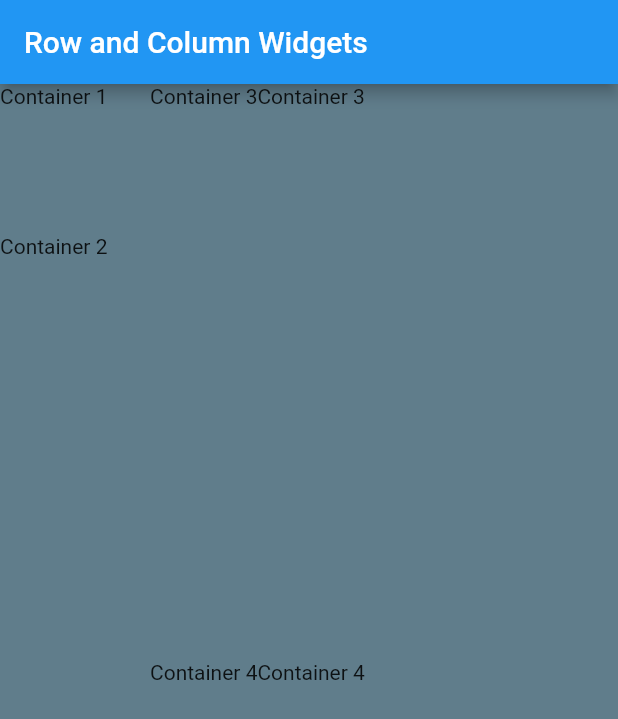
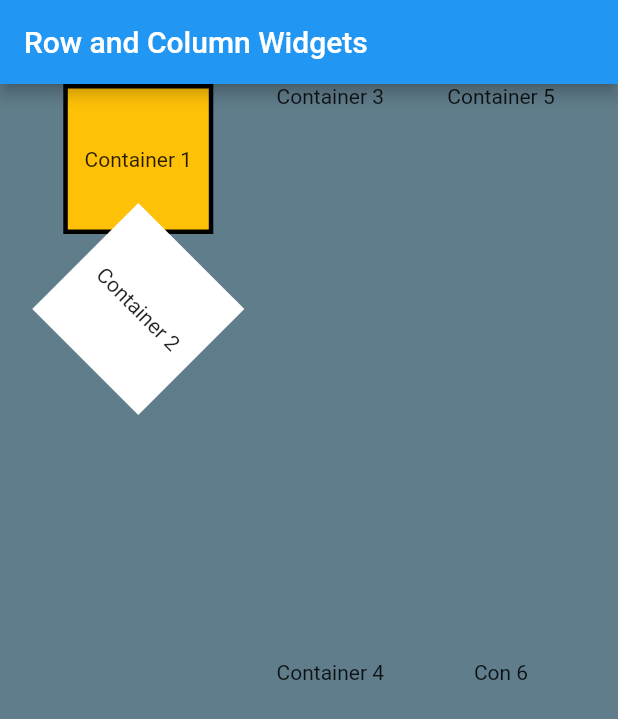
Before and after one commit to tleclair1/FlutterApp01_TripopeLeclair, a Flutter app: the screen it shows after launch, on a phone screen of 412 x 824 dp. Shown: the top 719 px of the screen. Run offline on Flutter 3.47's test engine with Material 2 defaults, Android fonts, the phone set to English and light mode, and no system bars.

Commit message:
Finished column one

```diff
--- a/flutter_app_01_ui_layout/lib/main.dart
+++ b/flutter_app_01_ui_layout/lib/main.dart
@@ -1,3 +1,5 @@
+import 'dart:math';
+
 import 'package:flutter/material.dart';
 
 void main() {
@@ -16,6 +18,7 @@ class MyApp extends StatelessWidget {
           backgroundColor: Colors.blue,
         ),
         body: Row(
+          mainAxisAlignment: MainAxisAlignment.spaceEvenly,
           children: [
             buildColumnOne(),
             buildColumnTwo(),
@@ -31,16 +34,26 @@ class MyApp extends StatelessWidget {
           Container(
             height: 100.0,
             width: 100.0,
-            decoration: BoxDecoration(),
-            child: Text("Container 1"),
+            decoration: BoxDecoration(
+                shape: BoxShape.rectangle,
+                color: Colors.amber,
+                border: Border.all(color: Colors.black, width: 3)),
+            child: Center(
+              child: Text("Container 1"),
+            ),
           ),
           Transform.rotate(
-            angle: 0,
+            angle: pi / 4,
             child: Container(
               height: 100.0,
               width: 100.0,
-              decoration: BoxDecoration(),
-              child: Text("Container 2"),
+              decoration: BoxDecoration(
+                shape: BoxShape.rectangle,
+                color: Colors.white,
+              ),
+              child: Center(
+                child: Text("Container 2"),
+              ),
             ),
           ),
         ],
@@ -63,11 +76,11 @@ class MyApp extends StatelessWidget {
         children: [
           Expanded(
             flex: 1,
-            child: Text("Container 3"),
+            child: Text("Container 5"),
           ),
           Expanded(
             flex: 1,
-            child: Text("Container 4"),
+            child: Text("Con 6"),
           ),
         ],
       );
```
